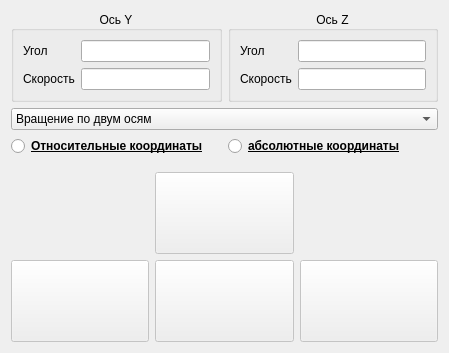
First picture: the form in tableform.ui, repository ag8920/navigation, before the edit.
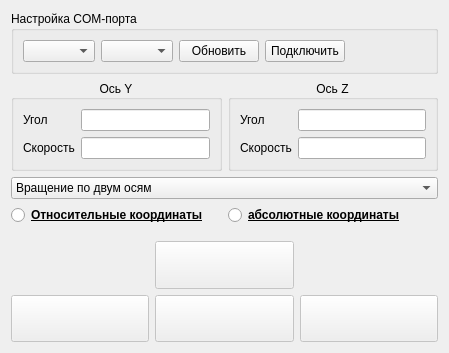
Second picture: the form after the edit. Icons and pictures are not drawn.

Diff of the .ui file:
```diff
--- a/tableform.ui
+++ b/tableform.ui
@@ -39,9 +39,56 @@
   </property>
   <layout class="QGridLayout" name="gridLayout_7">
    <item row="0" column="0">
-    <layout class="QHBoxLayout" name="horizontalLayout"/>
+    <widget class="QGroupBox" name="groupBox_3">
+     <property name="title">
+      <string>Настройка COM-порта</string>
+     </property>
+     <layout class="QHBoxLayout" name="horizontalLayout_2">
+      <item>
+       <widget class="QComboBox" name="serialPortInfoBox"/>
+      </item>
+      <item>
+       <widget class="QComboBox" name="baudRateBox"/>
+      </item>
+      <item>
+       <widget class="QPushButton" name="ButtonUpdateInfo">
+        <property name="text">
+         <string>Обновить</string>
+        </property>
+        <property name="icon">
+         <iconset>
+          <normaloff>icons/Refresh.png</normaloff>icons/Refresh.png</iconset>
+        </property>
+       </widget>
+      </item>
+      <item>
+       <widget class="QPushButton" name="ButtonConnect">
+        <property name="text">
+         <string>Подключить</string>
+        </property>
+        <property name="icon">
+         <iconset>
+          <normaloff>icons/disconnect.png</normaloff>icons/disconnect.png</iconset>
+        </property>
+       </widget>
+      </item>
+      <item>
+       <spacer name="horizontalSpacer">
+        <property name="orientation">
+         <enum>Qt::Horizontal</enum>
+        </property>
+        <property name="sizeHint" stdset="0">
+         <size>
+          <width>40</width>
+          <height>20</height>
+         </size>
+        </property>
+       </spacer>
+      </item>
+     </layout>
+    </widget>
    </item>
-   <item row="1" column="0" colspan="2">
+   <item row="1" column="0">
     <layout class="QGridLayout" name="gridLayout_6">
      <item row="2" column="0">
       <widget class="QRadioButton" name="radioButton">
@@ -194,7 +241,7 @@
      </item>
     </layout>
    </item>
-   <item row="2" column="1">
+   <item row="2" column="0">
     <spacer name="verticalSpacer">
      <property name="orientation">
       <enum>Qt::Vertical</enum>
@@ -210,7 +257,7 @@
      </property>
     </spacer>
    </item>
-   <item row="3" column="0" colspan="2">
+   <item row="3" column="0">
     <layout class="QGridLayout" name="gridLayout_3">
      <property name="sizeConstraint">
       <enum>QLayout::SetMaximumSize</enum>
```
Left out of the diff: 12 changed lines with no effect on the pictures.
